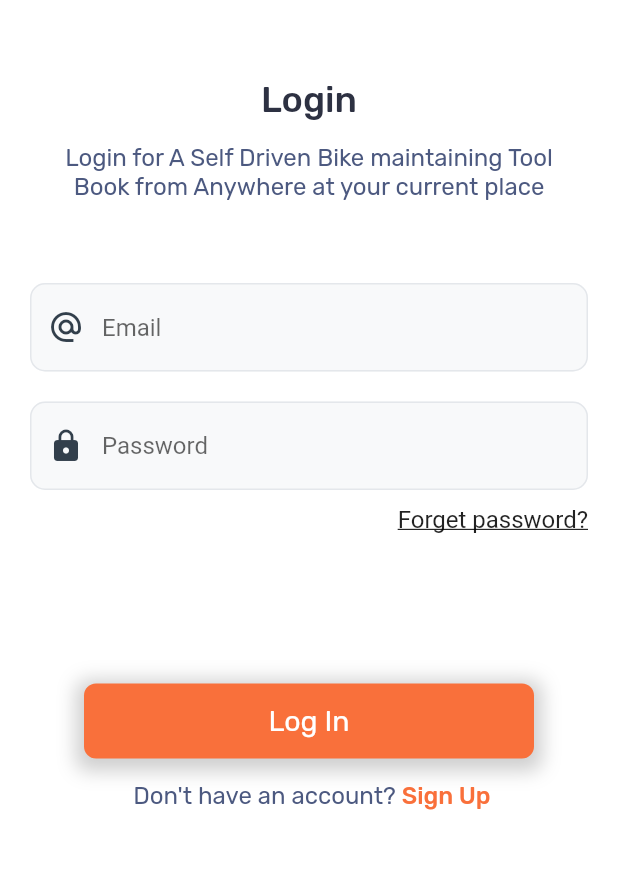
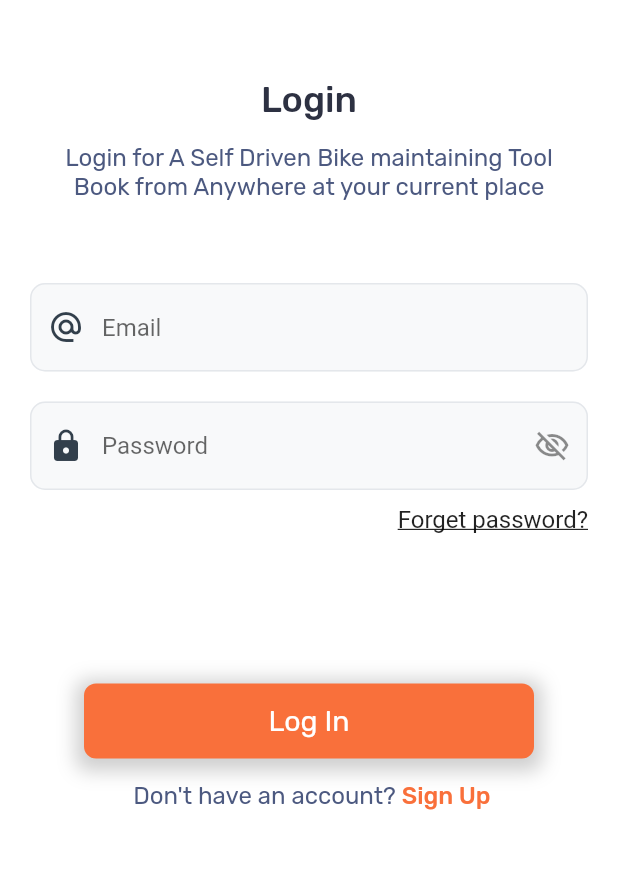
Before and after one commit to alien8777/M-Box-Login-UI-main, a Flutter app: the screen it shows after launch, on a phone screen of 412 x 824 dp, the part 155-1024 px from its top. Run offline on Flutter 3.47's test engine with Material 2 defaults, Android fonts, the phone set to English and light mode, and no system bars.

```diff
--- a/lib/main.dart
+++ b/lib/main.dart
@@ -1,4 +1,5 @@
 import 'package:flutter/material.dart';
+import 'package:flutter/services.dart';
 
 void main() {
   runApp(const MyApp());
@@ -15,6 +16,7 @@ class MyApp extends StatelessWidget {
         home: Scaffold(
             backgroundColor: Colors.white,
             body: SafeArea(
+              child: SingleChildScrollView(
                 child: Column(
                   children: [
                     const SizedBox(height: 50),
@@ -78,6 +80,9 @@ class MyApp extends StatelessWidget {
                     Padding(
                       padding: const EdgeInsets.fromLTRB(20, 20, 20, 10),
                       child: TextFormField(
+                        keyboardType: TextInputType.emailAddress,
+                        textInputAction: TextInputAction.done,
+                        inputFormatters: [FilteringTextInputFormatter.allow(RegExp("[0-9a-zA-Z@]"))],
                         decoration: InputDecoration(
                             hintText: 'Email',
                             fillColor: const Color(0xffF8F9FA),
@@ -99,6 +104,8 @@ class MyApp extends StatelessWidget {
                     Padding(
                       padding: const EdgeInsets.fromLTRB(20, 10, 20, 10),
                       child: TextFormField(
+                        keyboardType: TextInputType.visiblePassword,
+                        textInputAction: TextInputAction.done,
                         decoration: InputDecoration(
                             hintText: 'Password',
                             fillColor: const Color(0xffF8F9FA),
@@ -108,6 +115,7 @@ class MyApp extends StatelessWidget {
                               Icons.lock,
                               color: Color(0xff323F4B),
                             ),
+                            suffixIcon: const Icon(Icons.visibility_off_outlined),
                             focusedBorder: OutlineInputBorder(
                                 borderSide:
                                     const BorderSide(color: Color(0xffE4E7EB)),
@@ -185,6 +193,7 @@ class MyApp extends StatelessWidget {
                     )
                   ],
                 ),
+              ),
             )));
   }
 }
```
Also changed, not shown: 3 other files. Lines whose indentation alone changed are shown as unchanged.
